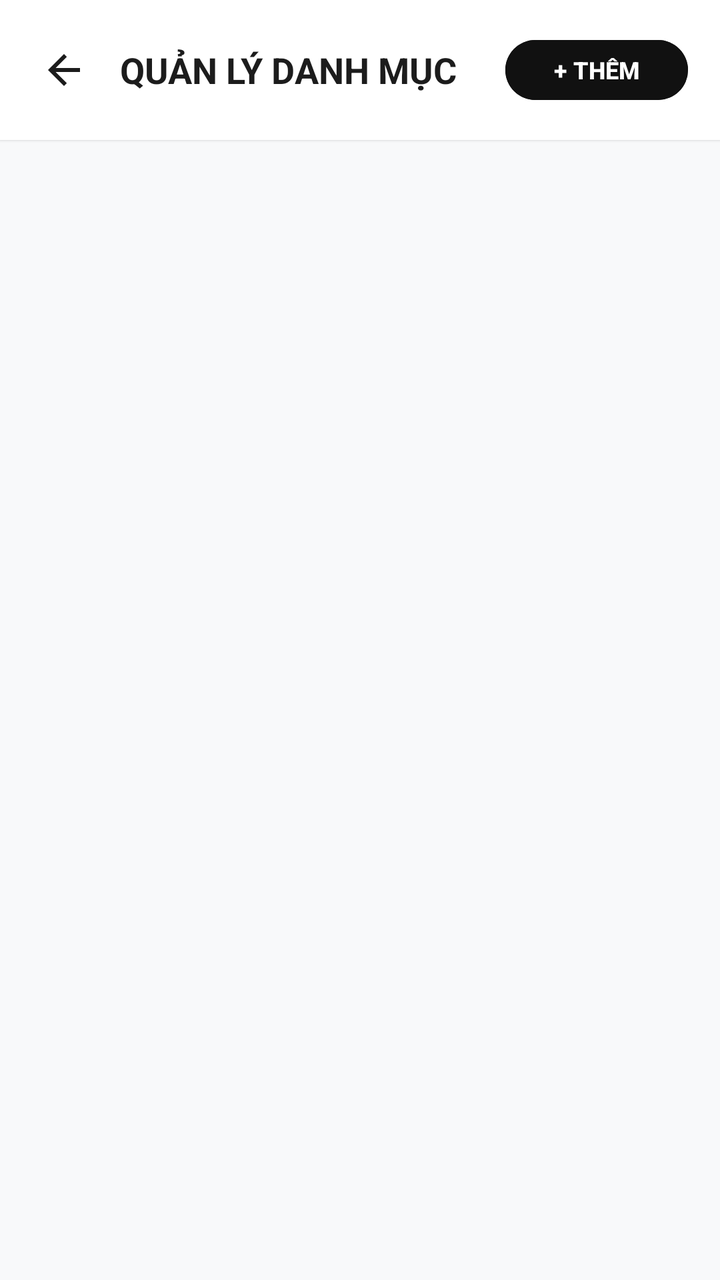
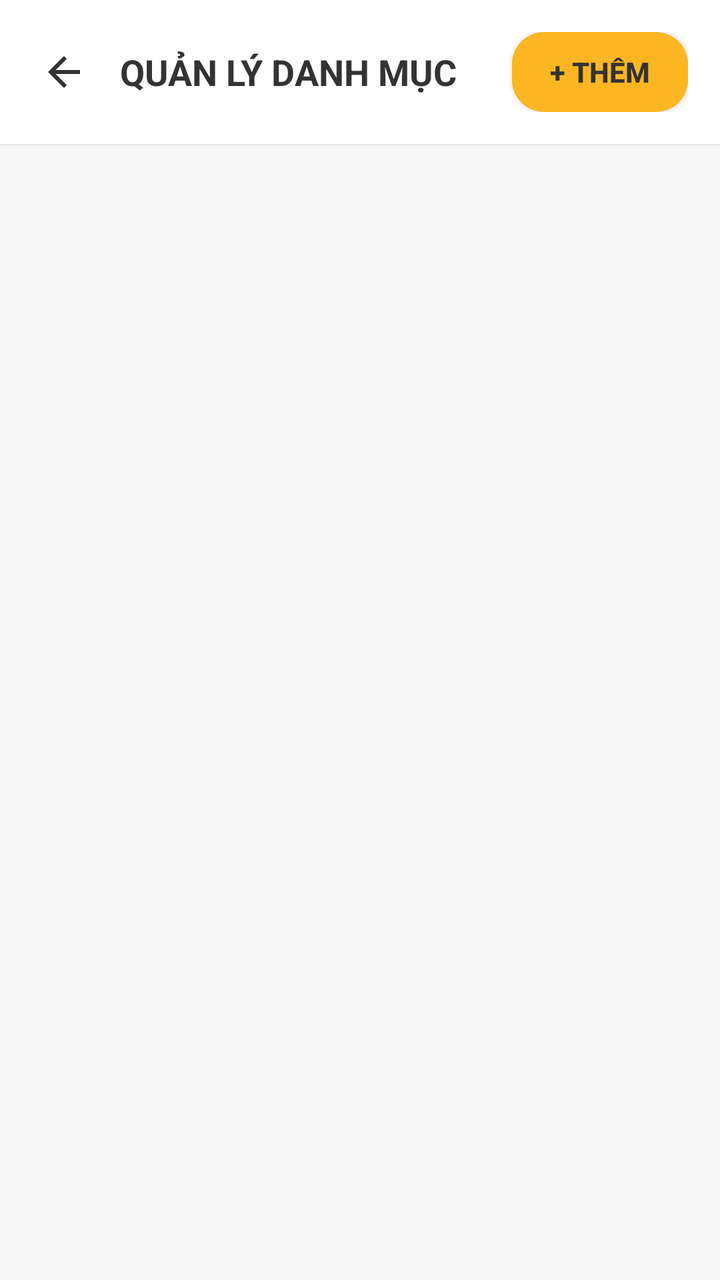

Compare the two renders of this Android layout. The source of the first and the diff that turns it into the second are given below.
<!-- AndroidManifest.xml: application theme Theme.MobileDeviceStoreTDMU -->
<!-- res/layout/activity_quan_ly_danh_muc.xml -->
<?xml version="1.0" encoding="utf-8"?>
<LinearLayout xmlns:android="http://schemas.android.com/apk/res/android"
    xmlns:tools="http://schemas.android.com/tools"
    android:layout_width="match_parent"
    android:layout_height="match_parent"
    android:orientation="vertical"
    android:background="#F8F9FA"
    android:fitsSystemWindows="true"
    tools:context=".activity.QuanLyDanhMucActivity">

    
    <LinearLayout
        android:layout_width="match_parent"
        android:layout_height="wrap_content"
        android:background="#FFFFFF"
        android:elevation="1dp"
        android:padding="16dp"
        android:orientation="horizontal"
        android:gravity="center_vertical">

        <ImageView
            android:id="@+id/btnBackHeader"
            android:layout_width="32dp"
            android:layout_height="32dp"
            android:src="@drawable/ic_arrow_back"
            android:background="?attr/selectableItemBackgroundBorderless"
            android:padding="4dp"
            android:layout_marginEnd="12dp" />

        <TextView
            android:layout_width="0dp"
            android:layout_height="wrap_content"
            android:layout_weight="1"
            android:text="QUẢN LÝ DANH MỤC"
            android:textColor="#1C1C1C"
            android:textSize="18sp"
            android:textStyle="bold" />

        <Button
            android:id="@+id/btnThemDanhMuc"
            android:layout_width="wrap_content"
            android:layout_height="38dp"
            android:text="+ THÊM"
            android:textSize="12sp"
            android:textColor="#FFFFFF"
            android:backgroundTint="#111111"
            android:textStyle="bold" />

    </LinearLayout>

    <TextView
        android:id="@+id/tvEmptyQuanLyDanhMuc"
        android:layout_width="match_parent"
        android:layout_height="match_parent"
        android:text="Chưa có danh mục nào!"
        android:textColor="#8E8E93"
        android:textSize="15sp"
        android:gravity="center"
        android:visibility="gone" />

    <androidx.recyclerview.widget.RecyclerView
        android:id="@+id/rvQuanLyDanhMuc"
        android:layout_width="match_parent"
        android:layout_height="match_parent"
        android:clipToPadding="false"
        android:paddingBottom="16dp" />

</LinearLayout>
<!-- resources referenced by this layout -->
<resources>
  <!-- drawable ic_arrow_back (drawable) -->
  <vector xmlns:android="http://schemas.android.com/apk/res/android"
      android:width="24dp"
      android:height="24dp"
      android:viewportWidth="24"
      android:viewportHeight="24">
      <path
          android:fillColor="#1C1C1C"
          android:pathData="M20,11H7.83l5.59,-5.59L12,4l-8,8 8,8 1.41,-1.41L7.83,13H20v-2z"/>
  </vector>
  <style name="Theme.MobileDeviceStoreTDMU" parent="Base.Theme.MobileDeviceStoreTDMU" />
  <style name="Base.Theme.MobileDeviceStoreTDMU" parent="Theme.Material3.DayNight.NoActionBar">
          
          
      </style>
</resources>

<!-- the commit's change to res/layout/activity_quan_ly_danh_muc.xml (unified diff, before → after) -->
@@ -1,10 +1,11 @@
 <?xml version="1.0" encoding="utf-8"?>
 <LinearLayout xmlns:android="http://schemas.android.com/apk/res/android"
     xmlns:tools="http://schemas.android.com/tools"
+    xmlns:app="http://schemas.android.com/apk/res-auto"
     android:layout_width="match_parent"
     android:layout_height="match_parent"
     android:orientation="vertical"
-    android:background="#F8F9FA"
+    android:background="@color/bg_light"
     android:fitsSystemWindows="true"
     tools:context=".activity.QuanLyDanhMucActivity">
 
@@ -12,7 +13,7 @@
     <LinearLayout
         android:layout_width="match_parent"
         android:layout_height="wrap_content"
-        android:background="#FFFFFF"
+        android:background="@color/bg_white"
         android:elevation="1dp"
         android:padding="16dp"
         android:orientation="horizontal"
@@ -25,6 +26,7 @@
             android:src="@drawable/ic_arrow_back"
             android:background="?attr/selectableItemBackgroundBorderless"
             android:padding="4dp"
+            app:tint="@color/text_primary"
             android:layout_marginEnd="12dp" />
 
         <TextView
@@ -32,19 +34,21 @@
             android:layout_height="wrap_content"
             android:layout_weight="1"
             android:text="QUẢN LÝ DANH MỤC"
-            android:textColor="#1C1C1C"
+            android:textColor="@color/text_primary"
             android:textSize="18sp"
             android:textStyle="bold" />
 
-        <Button
+        <androidx.appcompat.widget.AppCompatButton
             android:id="@+id/btnThemDanhMuc"
             android:layout_width="wrap_content"
-            android:layout_height="38dp"
+            android:layout_height="40dp"
             android:text="+ THÊM"
-            android:textSize="12sp"
-            android:textColor="#FFFFFF"
-            android:backgroundTint="#111111"
-            android:textStyle="bold" />
+            android:textSize="14sp"
+            android:textColor="@color/text_on_yellow"
+            android:background="@drawable/bg_btn_primary"
+            android:textStyle="bold"
+            android:elevation="2dp"
+            android:stateListAnimator="@null" />
 
     </LinearLayout>
 
@@ -53,8 +57,8 @@
         android:layout_width="match_parent"
         android:layout_height="match_parent"
         android:text="Chưa có danh mục nào!"
-        android:textColor="#8E8E93"
-        android:textSize="15sp"
+        android:textColor="@color/text_secondary"
+        android:textSize="16sp"
         android:gravity="center"
         android:visibility="gone" />
 
@@ -63,6 +67,6 @@
         android:layout_width="match_parent"
         android:layout_height="match_parent"
         android:clipToPadding="false"
-        android:paddingBottom="16dp" />
+        android:padding="12dp" />
 
 </LinearLayout>
<!-- resource entries referenced after the edit -->
@@ -1,5 +1,17 @@
 <!-- resources referenced by this layout -->
 <resources>
+  <color name="bg_light">#F7F7F7</color>
+  <color name="bg_white">#FFFFFF</color>
+  <color name="text_on_yellow">#333333</color>
+  <color name="text_primary">#333333</color>
+  <color name="text_secondary">#8E8E93</color>
+  <!-- drawable bg_btn_primary (drawable) -->
+  <?xml version="1.0" encoding="utf-8"?>
+  <shape xmlns:android="http://schemas.android.com/apk/res/android"
+      android:shape="rectangle">
+      <solid android:color="@color/primary_yellow" />
+      <corners android:radius="16dp" />
+  </shape>
   <!-- drawable ic_arrow_back (drawable) -->
   <vector xmlns:android="http://schemas.android.com/apk/res/android"
       android:width="24dp"
@@ -11,6 +23,7 @@
           android:pathData="M20,11H7.83l5.59,-5.59L12,4l-8,8 8,8 1.41,-1.41L7.83,13H20v-2z"/>
   </vector>
   <style name="Theme.MobileDeviceStoreTDMU" parent="Base.Theme.MobileDeviceStoreTDMU" />
+  <color name="primary_yellow">#FDB623</color>
   <style name="Base.Theme.MobileDeviceStoreTDMU" parent="Theme.Material3.DayNight.NoActionBar">
           
           
